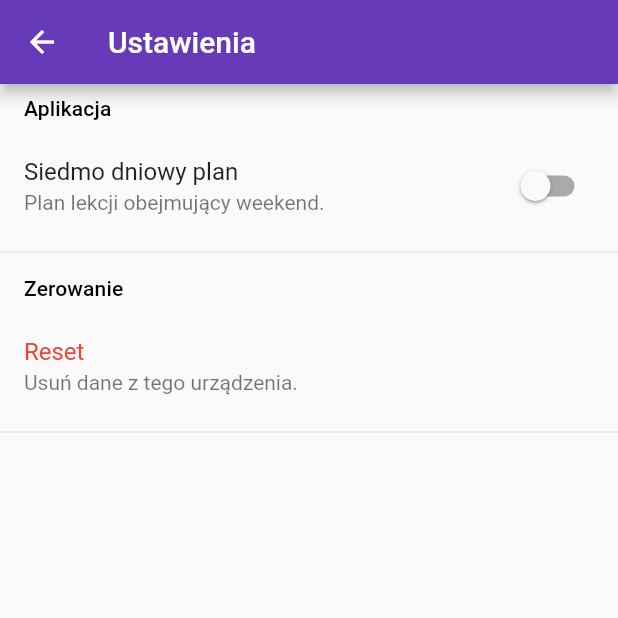
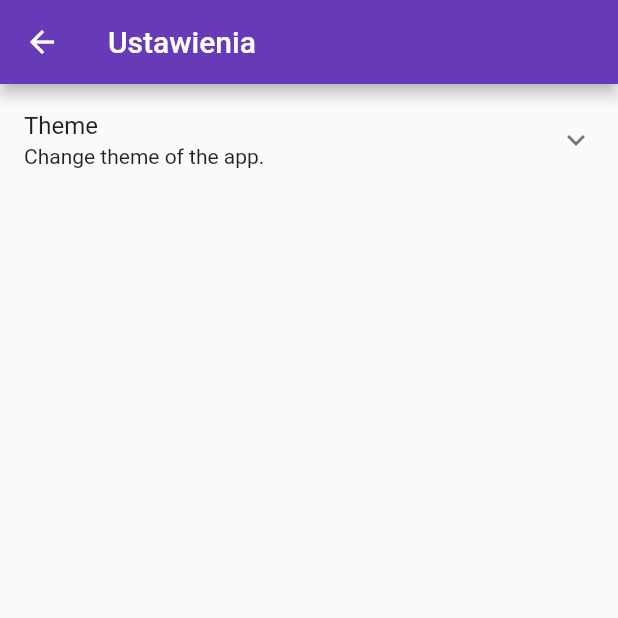
Before and after one commit to DawidBartniczak/Lesson-Plan-Flutter, a Flutter app: the Settings screen opened by its route, on a phone screen of 412 x 824 dp, the top half of it. Run offline on Flutter 3.47's test engine with Material 2 defaults, Android fonts, the phone set to English and light mode, and no system bars; our stand-ins replace shared_preferences, sqflite; accounts and stored records are empty.

Commit message:
Migrated to AndroidX, added dark mode and theme chooser.

```diff
--- a/lib/screen/lessonPlan.dart
+++ b/lib/screen/lessonPlan.dart
@@ -97,7 +97,7 @@ class _LessonPlanScreenState extends State<LessonPlanScreen> {
         children: <Widget>[
           IconButton(
             icon: Icon(Icons.keyboard_arrow_left),
-            color: Colors.black,
+            color: Theme.of(context).brightness == Brightness.light ? Colors.black : Colors.white,
             onPressed: () {
               if (day != 1)
                 day--;
@@ -107,7 +107,7 @@ class _LessonPlanScreenState extends State<LessonPlanScreen> {
           Text(LocalizationHelper.of(context).localize('day_$day')),
           IconButton(
             icon: Icon(Icons.keyboard_arrow_right),
-            color: Colors.black,
+            color: Theme.of(context).brightness == Brightness.light ? Colors.black : Colors.white,
             onPressed: () {
               if (day != 5)
                 day++;
--- a/lib/screen/lessonPlanEditor.dart
+++ b/lib/screen/lessonPlanEditor.dart
@@ -1,6 +1,5 @@
 import 'package:flutter/material.dart';
 import 'package:lessonplan/model/localizationHelper.dart';
-import 'package:rounded_modal/rounded_modal.dart';
 
 import '../model/databaseHelper.dart';
 import '../model/admobHelper.dart';
@@ -47,9 +46,9 @@ class _LessonPlanEditorState extends State<LessonPlanEditor> {
   }
 
   void _showAddLesson(int day) {
-    showRoundedModalBottomSheet(
+    showModalBottomSheet(
       context: context,
-      dismissOnTap: false,
+      isScrollControlled: true,
       builder: (_) {
         return AddLessonBottomSheet(
           _insertLessonIntoDatabase,
--- a/lib/screen/settings.dart
+++ b/lib/screen/settings.dart
@@ -1,4 +1,10 @@
+import 'dart:io';
+
 import 'package:flutter/material.dart';
+import 'package:provider/provider.dart';
+
+import '../provider/themeModeProvider.dart';
+import '../model/admobHelper.dart';
 
 class Settings extends StatefulWidget {
   static const ROUTE_NAME = 'settings';
@@ -8,46 +14,70 @@ class Settings extends StatefulWidget {
 }
 
 class _SettingsState extends State<Settings> {
-  bool _sevenDayPlan = false;
+
+  @override
+  void initState() {
+    AdMobHelper.hideBanner();
+    super.initState();
+  }
+
+  @override
+  void dispose() {
+    AdMobHelper.showBanner();
+    super.dispose();
+  }
 
   @override
   Widget build(BuildContext context) {
-    final ThemeData _theme = Theme.of(context);
-
     return Scaffold(
       appBar: AppBar(
         title: const Text('Ustawienia'),
       ),
       body: ListView(
         children: <Widget>[
-          Padding(
-            padding: EdgeInsets.symmetric(vertical: 8.0, horizontal: 16.0),
-            child:
-                Text('Aplikacja', style: _theme.textTheme.subtitle),
+          Consumer<ThemeModeProvider>(
+            builder: (BuildContext context, ThemeModeProvider themeModeProvider, _) {
+              ThemeMode themeMode = themeModeProvider.themeMode;
+
+              return ExpansionTile(
+                title: Text('Theme'),
+                subtitle: Text('Change theme of the app.'),
+                children: <Widget>[
+                  ListTile(
+                    title: Text('System Defined'),
+                    subtitle: Text(
+                      Platform.isAndroid
+                        ? 'Will use your system\'s default theme (Android Q+)'
+                        : 'Will use your system\'s default theme (iOS 13+)' ,
+                    ),
+                    leading: Radio(
+                      value: ThemeMode.system,
+                      groupValue: themeMode,
+                      onChanged: themeModeProvider.changeThemeMode,
+                    ),
+                  ),
+                  ListTile(
+                    title: Text('Light'),
+                    subtitle: Text('Will use Light Mode'),
+                    leading: Radio(
+                      value: ThemeMode.light,
+                      groupValue: themeMode,
+                      onChanged: themeModeProvider.changeThemeMode,
+                    ),
+                  ),
+                  ListTile(
+                    title: Text('Dark'),
+                    subtitle: Text('Will use Dark Mode'),
+                    leading: Radio(
+                      value: ThemeMode.dark,
+                      groupValue: themeMode,
+                      onChanged: themeModeProvider.changeThemeMode,
+                    ),
+                  ),
+                ],
+              );
+            }
           ),
-          ListTile(
-            title: const Text('Siedmo dniowy plan'),
-            subtitle: const Text('Plan lekcji obejmujący weekend.'),
-            trailing: Switch(
-              value: _sevenDayPlan,
-              onChanged: (bool newValue) =>
-                  setState(() => _sevenDayPlan = newValue),
-            ),
-          ),
-          const Divider(),
-          Padding(
-            padding: const EdgeInsets.symmetric(vertical: 8.0, horizontal: 16.0),
-            child:
-                Text('Zerowanie', style: _theme.textTheme.subtitle),
-          ),
-          InkWell(
-            onTap: () {},
-            child: const ListTile(
-              title: const Text('Reset', style: TextStyle(color: Colors.red),),
-              subtitle: const Text('Usuń dane z tego urządzenia.'),
-            ),
-          ),
-          const Divider()
         ],
       ),
     );
--- a/lib/widget/bottomSheet/addHomeworkBottomSheet.dart
+++ b/lib/widget/bottomSheet/addHomeworkBottomSheet.dart
@@ -24,6 +24,8 @@ class _AddHomeworkBottomSheetState extends State<AddHomeworkBottomSheet> {
     bool _isTablet = MediaQuery.of(context).size.width > 600;
 
     return Padding(
+      padding: MediaQuery.of(context).viewInsets,
+      child: Padding(
         padding: EdgeInsets.all(!_isTablet ? 16 : 24),
         child: Form(
           key: _homeworkFormKey,
@@ -70,6 +72,7 @@ class _AddHomeworkBottomSheetState extends State<AddHomeworkBottomSheet> {
             ],
           ),
         ),
+      ),
     );
   }
 }
--- a/lib/widget/bottomSheet/addLessonBottomSheet.dart
+++ b/lib/widget/bottomSheet/addLessonBottomSheet.dart
@@ -52,7 +52,9 @@ class _AddLessonBottomSheetState extends State<AddLessonBottomSheet> {
     LocalizationHelper localizationHelper = LocalizationHelper.of(context);
     bool _isTablet = MediaQuery.of(context).size.width > 600;
 
-    return Padding(
+    return Container(
+      padding: MediaQuery.of(context).viewInsets,
+      child: Padding(
         padding: EdgeInsets.all(!_isTablet ? 16 : 24),
         child: Form(
           key: _lessonFormKey,
@@ -120,6 +122,7 @@ class _AddLessonBottomSheetState extends State<AddLessonBottomSheet> {
             ],
           ),
         ),
+      ),
     );
   }
 }
--- a/lib/widget/bottomSheet/addTestBottomSheet.dart
+++ b/lib/widget/bottomSheet/addTestBottomSheet.dart
@@ -64,6 +64,8 @@ class _AddTestBottomSheetState extends State<AddTestBottomSheet> {
     bool _isTablet = MediaQuery.of(context).size.width > 600;
 
     return Padding(
+      padding: MediaQuery.of(context).viewInsets,
+      child: Padding(
         padding: EdgeInsets.all(!_isTablet ? 16 : 24),
         child: Form(
           key: _homeworkFormKey,
@@ -118,6 +120,7 @@ class _AddTestBottomSheetState extends State<AddTestBottomSheet> {
             ],
           ),
         ),
+      ),
     );
   }
 }
```
Also changed, not shown: lib/main.dart (+23 -6 lines), lib/provider/themeModeProvider.dart (added, +42 -0 lines), lib/screen/lessonDetails.dart (+4 -5 lines), pubspec.yaml (+5 -4 lines), pubspec.lock, 8 other files. Lines whose indentation alone changed are shown as unchanged.
